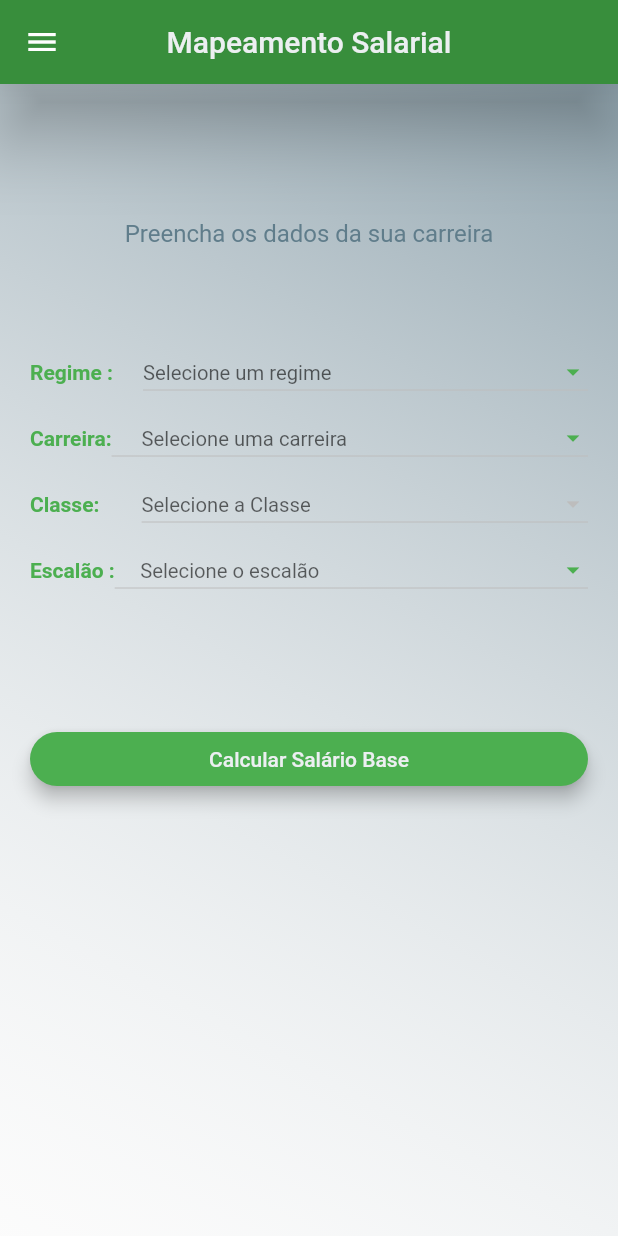
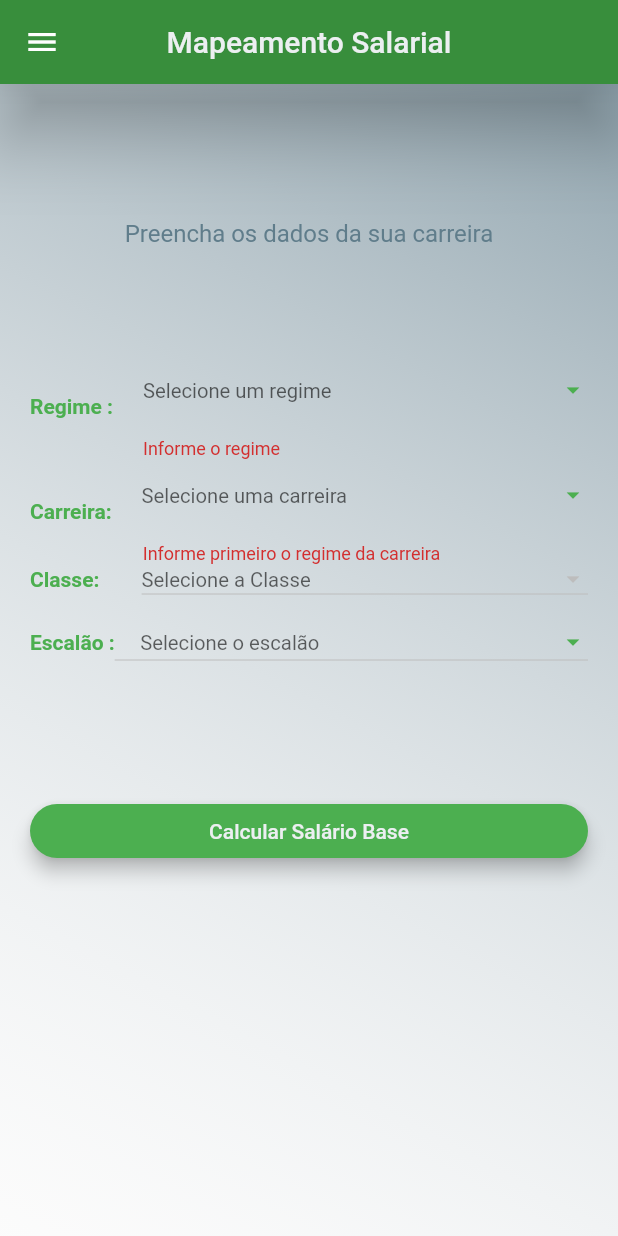
Before and after one commit to Hgaspar03/carreirAPP, a Flutter app: the WageMappingScreen screen opened directly, after a tap on "Calcular Salário Base", on a phone screen of 412 x 824 dp. Run offline on Flutter 3.47's test engine with Material 2 defaults, Android fonts, the phone set to English and light mode, and no system bars; our stand-ins replace flutter_masked_text.

Commit message:
melhorias na tela de mapeamneto salarial

```diff
--- a/lib/view/wage_mapping.dart
+++ b/lib/view/wage_mapping.dart
@@ -42,6 +42,8 @@ class WageMappingScreen extends StatelessWidget {
 
     String classeCategory = testeData.categoryOccupation;
 
+    final _form = GlobalKey<FormState>();
+
     return Scaffold(
       drawer: CareerDrawer(),
       appBar: CareerAppBar.appBar(context, title: "Mapeamento Salarial"),
@@ -56,6 +58,8 @@ class WageMappingScreen extends StatelessWidget {
         ),
         padding: const EdgeInsets.symmetric(horizontal: 20),
         child: SingleChildScrollView(
+          child: Form(
+            key: _form,
             child: Container(
               child: Center(
                 child: Column(
@@ -67,7 +71,8 @@ class WageMappingScreen extends StatelessWidget {
                         padding: const EdgeInsets.only(top: 90),
                         child: const Text(
                           "Preencha os dados da sua carreira",
-                        style: TextStyle(fontSize: 16, color: Colors.blueGrey),
+                          style:
+                              TextStyle(fontSize: 16, color: Colors.blueGrey),
                           textAlign: TextAlign.center,
                         ),
                       ),
@@ -78,15 +83,15 @@ class WageMappingScreen extends StatelessWidget {
                           "Regime :",
                           style: TextStyle(
                               color: Theme.of(context).primaryColor,
-                            fontSize:
-                                Theme.of(context).textTheme.bodyText1.fontSize,
+                              fontSize: Theme.of(context)
+                                  .textTheme
+                                  .bodyText1
+                                  .fontSize,
                               fontWeight: FontWeight.bold),
                         ),
                         SizedBox(width: 20),
                         Expanded(
-                        child: Container(
-                          // padding: EdgeInsets.symmetric(horizontal: 8),
-                          child: DropdownButton<String>(
+                          child: DropdownButtonFormField<String>(
                             menuMaxHeight: 250,
                             isDense: true,
                             iconSize: 20,
@@ -94,6 +99,12 @@ class WageMappingScreen extends StatelessWidget {
                             dropdownColor: Theme.of(context).primaryColorLight,
                             value: context.watch<TesteData>().selectedRegime,
                             isExpanded: true,
+                            decoration: InputDecoration(
+                              border: UnderlineInputBorder(
+                                  borderSide: BorderSide.none),
+                            ),
+                            validator: (val) =>
+                                val == null ? "Informe o regime" : null,
                             onChanged: (selection) {
                               testeData.selectedRegime = selection;
                             },
@@ -131,11 +142,7 @@ class WageMappingScreen extends StatelessWidget {
                             }).toList(),
                           ),
                         ),
-                      ),
                       ],
-                  ),
-                  SizedBox(
-                    height: 20,
                     ),
                     Row(
                       children: [
@@ -143,14 +150,28 @@ class WageMappingScreen extends StatelessWidget {
                           "Carreira:",
                           style: TextStyle(
                               color: Theme.of(context).primaryColor,
-                            fontSize:
-                                Theme.of(context).textTheme.bodyText1.fontSize,
+                              fontSize: Theme.of(context)
+                                  .textTheme
+                                  .bodyText1
+                                  .fontSize,
                               fontWeight: FontWeight.bold),
                         ),
                         Expanded(
-                        child: Container(
-                          // padding: EdgeInsets.symmetric(horizontal: 8),
-                          child: DropdownButton<String>(
+                          child: DropdownButtonFormField<String>(
+                            decoration: InputDecoration(
+                              border: UnderlineInputBorder(
+                                  borderSide: BorderSide.none),
+                            ),
+                            validator: (val) {
+                              if (selectedRegime == null) {
+                                return '       Informe primeiro o regime da carreira';
+                              }
+                              if (val == null) {
+                                return '       Informe a carreira';
+                              }
+
+                              return null;
+                            },
                             menuMaxHeight: 250,
                             isDense: true,
                             iconSize: 20,
@@ -198,12 +219,9 @@ class WageMappingScreen extends StatelessWidget {
                             }).toList(),
                           ),
                         ),
-                      ),
                       ],
                     ),
-                  SizedBox(height: 20),
                     Row(
-                    mainAxisSize: MainAxisSize.max,
                       children: [
                         Expanded(
                           flex: 2,
@@ -220,13 +238,15 @@ class WageMappingScreen extends StatelessWidget {
                         Expanded(
                           flex: 8,
                           child: Container(
+                            height: 20,
                             child: DropdownButton<String>(
                               menuMaxHeight: 250,
                               iconEnabledColor: Theme.of(context).primaryColor,
                               isDense: true,
                               iconSize: 20,
                               icon: Icon(Icons.arrow_drop_down),
-                            dropdownColor: Theme.of(context).primaryColorLight,
+                              dropdownColor:
+                                  Theme.of(context).primaryColorLight,
                               value: selectedClass,
                               isExpanded: true,
                               focusColor: Theme.of(context).primaryColor,
@@ -247,14 +267,15 @@ class WageMappingScreen extends StatelessWidget {
                                     testeData.selectedEscalao = null;
                                     testeData.salarioBase = null;
                                   },
+                                  child: SizedBox(
+                                    height: 50,
                                     child: Text(
                                       e,
                                       style: TextStyle(
                                           color: Colors.grey[600],
-                                    fontSize: Theme.of(context)
-                                        .textTheme
-                                        .bodyText1
-                                        .fontSize,
+                                          fontSize: classeCategory == 'Classe'
+                                              ? 14
+                                              : 12.5),
                                     ),
                                   ),
                                 );
@@ -285,7 +306,8 @@ class WageMappingScreen extends StatelessWidget {
                               isDense: true,
                               iconSize: 20,
                               icon: Icon(Icons.arrow_drop_down),
-                            dropdownColor: Theme.of(context).primaryColorLight,
+                              dropdownColor:
+                                  Theme.of(context).primaryColorLight,
                               value: selectedEscalao,
                               isExpanded: true,
                               focusColor: Theme.of(context).primaryColor,
@@ -337,7 +359,11 @@ class WageMappingScreen extends StatelessWidget {
                     ),
                     SizedBox(height: 90),
                     AbstractViewModel().roundedButtom(context,
-                      title: "Calcular Salário Base", onPressed: () {}),
+                        title: "Calcular Salário Base", onPressed: () {
+                      if (_form.currentState.validate()) {
+                        salarioBase = 250000;
+                      }
+                    }),
                     Text(
                       " ${salarioBase != null ? salarioBase : " "} ${salarioBase != null ? "MZN" : " "}",
                       textAlign: TextAlign.center,
@@ -349,6 +375,7 @@ class WageMappingScreen extends StatelessWidget {
             ),
           ),
         ),
+      ),
     );
   }
 }
```
Also changed, not shown: 3 other files. Lines whose indentation alone changed are shown as unchanged.
